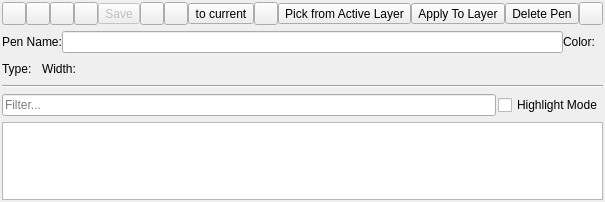
LibreCAD/LibreCAD, file librecad/src/ui/dock_widgets/pen_palette/lc_penpalettewidget.ui: the form before one commit.
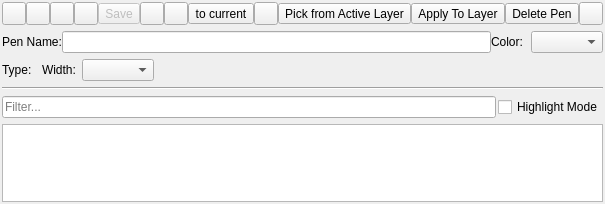
The form after the commit. Icons and pictures are not drawn. Custom widgets are drawn as their Qt base class.

What changed in the file:
```diff
--- a/librecad/src/ui/dock_widgets/pen_palette/lc_penpalettewidget.ui
+++ b/librecad/src/ui/dock_widgets/pen_palette/lc_penpalettewidget.ui
@@ -7,7 +7,7 @@
     <x>0</x>
     <y>0</y>
     <width>371</width>
-    <height>202</height>
+    <height>204</height>
    </rect>
   </property>
   <property name="sizePolicy">
@@ -321,7 +321,7 @@
       </widget>
      </item>
      <item>
-      <widget class="QG_WidthBox" name="cbWidth" native="true"/>
+      <widget class="QG_WidthBox" name="cbWidth"/>
      </item>
      <item>
       <spacer name="horizontalSpacer_2">
@@ -407,7 +407,7 @@
       </widget>
      </item>
      <item>
-      <widget class="QG_ColorBox" name="cbColor" native="true"/>
+      <widget class="QG_ColorBox" name="cbColor"/>
      </item>
      <item>
       <spacer name="horizontalSpacer">
@@ -511,13 +511,13 @@
  <customwidgets>
   <customwidget>
    <class>QG_ColorBox</class>
-   <extends>QWidget</extends>
-   <header>qg_colorbox.h</header>
+   <extends>QComboBox</extends>
+   <header>../ui/components/comboboxes/qg_colorbox.h</header>
   </customwidget>
   <customwidget>
    <class>QG_WidthBox</class>
-   <extends>QWidget</extends>
-   <header>qg_widthbox.h</header>
+   <extends>QComboBox</extends>
+   <header>../ui/components/comboboxes/qg_widthbox.h</header>
   </customwidget>
   <customwidget>
    <class>QG_LineTypeBox</class>
```
Left out of the diff: 36 changed lines with no effect on the pictures.
